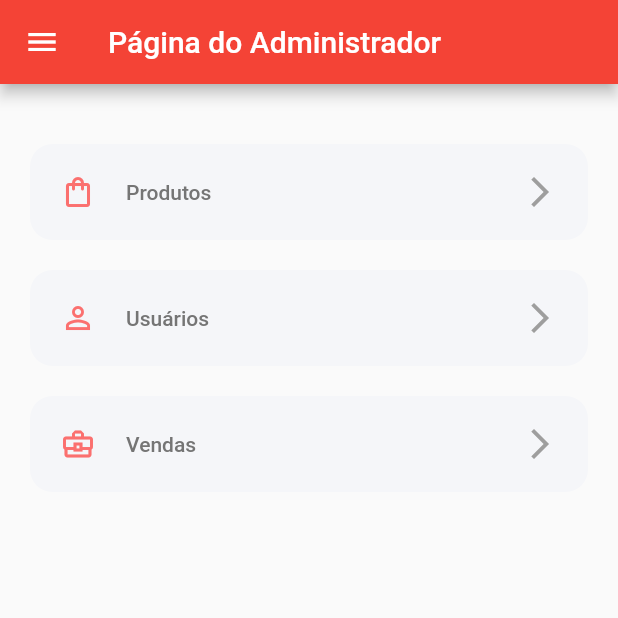
After one commit to WillianyV/Mobile-2020.4-Loja, a Flutter app: the ECommecerHome screen opened by its route, on a phone screen of 412 x 824 dp, the top half of it. The commit adds this screen. Run offline on Flutter 3.47's test engine with Material 2 defaults, Android fonts, the phone set to English and light mode, and no system bars; our stand-ins replace mask_text_input_formatter.

Commit message:
Tela do adm

```diff
--- /dev/null
+++ b/loja/lib/app/ecommerce/ecommerce_home_Screem.dart
@@ -0,0 +1,154 @@
+import 'package:flutter/material.dart';
+import 'package:loja/routes/AppRoutes.dart';
+import 'package:loja/shared/Constants.dart';
+
+class ECommecerHome extends StatefulWidget {
+  @override
+  _ECommecerHome createState() => _ECommecerHome();
+}
+
+class _ECommecerHome extends State<ECommecerHome> {
+  //User user; vai ser loja
+
+  Widget _body() {
+    return Padding(
+      padding: EdgeInsets.symmetric(horizontal: 20, vertical: 40),
+      child: SingleChildScrollView(
+        child: Column(
+          children: [
+            productsFlatButton(),
+            Container(height: 20),
+            userFlatButton(),
+            Container(height: 20),
+            salesFlatButton(),
+          ],
+        ),
+      ),
+    );
+  }
+
+  FlatButton salesFlatButton() {
+    return FlatButton(
+      padding: EdgeInsets.all(20),
+      shape: RoundedRectangleBorder(borderRadius: BorderRadius.circular(15)),
+      color: btnColor,
+      onPressed: () {},
+      child: Row(
+        children: [
+          Icon(
+            Icons.business_center_outlined,
+            color: primaryLightColor,
+          ),
+          SizedBox(width: 20),
+          Expanded(
+            child: Text(
+              'Vendas',
+              style: TextStyle(color: textColor),
+            ),
+          ),
+          Icon(
+            Icons.arrow_forward_ios,
+            color: greyColor,
+          ),
+        ],
+      ),
+    );
+  }
+
+  FlatButton userFlatButton() {
+    return FlatButton(
+      padding: EdgeInsets.all(20),
+      shape: RoundedRectangleBorder(borderRadius: BorderRadius.circular(15)),
+      color: btnColor,
+      onPressed: () {},
+      child: Row(
+        children: [
+          Icon(
+            Icons.person_outline,
+            color: primaryLightColor,
+          ),
+          SizedBox(width: 20),
+          Expanded(
+            child: Text(
+              'Usuários',
+              style: TextStyle(color: textColor),
+            ),
+          ),
+          Icon(
+            Icons.arrow_forward_ios,
+            color: greyColor,
+          ),
+        ],
+      ),
+    );
+  }
+
+  FlatButton productsFlatButton() {
+    return FlatButton(
+      padding: EdgeInsets.all(20),
+      shape: RoundedRectangleBorder(borderRadius: BorderRadius.circular(15)),
+      color: btnColor,
+      onPressed: () {},
+      child: Row(
+        children: [
+          Icon(
+            Icons.shopping_bag_outlined,
+            color: primaryLightColor,
+          ),
+          SizedBox(width: 20),
+          Expanded(
+            child: Text(
+              'Produtos',
+              style: TextStyle(color: textColor),
+            ),
+          ),
+          Icon(
+            Icons.arrow_forward_ios,
+            color: greyColor,
+          ),
+        ],
+      ),
+    );
+  }
+
+  @override
+  Widget build(BuildContext context) {
+    return Scaffold(
+      drawer: Drawer(
+        child: Column(
+          children: [
+            UserAccountsDrawerHeader(
+              currentAccountPicture:
+                  (Icon(Icons.account_circle, size: 30, color: whiteColor)),
+              accountName: Text('Williany'), //loja.name
+              accountEmail: Text('williany.veras@gmail.com'), //loja.email
+            ),
+            ListTile(
+              leading: Icon(Icons.home_outlined),
+              title: Text('Início'),
+              subtitle: Text('Tela de início'),
+              onTap: () =>
+                  Navigator.pushNamed(context, AppRoutes.ECOMMECER_HOME),
+            ),
+            ListTile(
+              leading: Icon(Icons.business_outlined),
+              title: Text('Loja'),
+              subtitle: Text('Minha conta'),
+              onTap: () {},
+            ),
+            ListTile(
+              leading: Icon(Icons.logout),
+              title: Text('Logout'),
+              subtitle: Text('Sair'),
+              onTap: () => Navigator.pushNamed(context, AppRoutes.LOGIN),
+            ),
+          ],
+        ),
+      ),
+      appBar: AppBar(
+        title: Text('Página do Administrador'),
+      ),
+      body: _body(),
+    );
+  }
+}
--- a/loja/lib/app/login/LoginScreem.dart
+++ b/loja/lib/app/login/LoginScreem.dart
@@ -34,7 +34,9 @@ class _LoginState extends State<Login> {
                         text: 'Entrar',
                         press: () {
                           if (_formLogin.currentState.validate()) {
-                            //ir para o menu do cliente
+                            //ir para o menu do cliente ou adm
+                            Navigator.pushNamed(
+                                context, AppRoutes.ECOMMECER_HOME);
                           }
                         },
                       ),
@@ -84,9 +86,10 @@ class _LoginState extends State<Login> {
             alignment: Alignment.center,
             child: Padding(
               padding: const EdgeInsets.only(left: 10),
-              child: Image.asset(
-                'assets/images/3.png',
-                height: 50,
+              child: Icon(
+                Icons.shopping_bag_outlined,
+                size: 90,
+                color: whiteColor,
               ),
             ),
           ),
@@ -120,7 +123,7 @@ class _LoginState extends State<Login> {
             padding: const EdgeInsets.only(right: 20),
             child: Icon(
               _showPassword == false ? Icons.visibility_off : Icons.visibility,
-              color: Colors.grey,
+              color: greyColor,
             ),
           ),
           onTap: () {
--- a/loja/lib/app/product/product_model.dart
+++ b/loja/lib/app/product/product_model.dart
@@ -7,7 +7,6 @@ class Product {
   final String size;
   final double price, discount;
   final String category;
-  final bool isFavourite;
 
   const Product({
     this.id,
@@ -15,8 +14,7 @@ class Product {
     @required this.description,
     @required this.size,
     @required this.price,
-    @required this.discount,
+    this.discount,
     @required this.category,
-    this.isFavourite,
   });
 }
--- a/loja/lib/app/sale_product/sale_product_model.dart
+++ b/loja/lib/app/sale_product/sale_product_model.dart
@@ -1,4 +1,3 @@
-import 'package:flutter/material.dart';
 import 'package:loja/app/product/product_model.dart';
 import 'package:loja/app/sale/sale_model.dart';
 
--- a/loja/lib/app/user/user_ register_screen.dart
+++ b/loja/lib/app/user/user_ register_screen.dart
@@ -1,5 +1,6 @@
 import 'package:flutter/material.dart';
 import 'package:loja/components/default_button.dart';
+import 'package:loja/shared/Constants.dart';
 import 'package:mask_text_input_formatter/mask_text_input_formatter.dart';
 
 class UserRegister extends StatefulWidget {
@@ -69,7 +70,7 @@ class _UserRegisterState extends State<UserRegister> {
             padding: const EdgeInsets.only(right: 20),
             child: Icon(
               _showPassword == false ? Icons.visibility_off : Icons.visibility,
-              color: Colors.grey,
+              color: greyColor,
             ),
           ),
           onTap: () {
@@ -145,7 +146,7 @@ class _UserRegisterState extends State<UserRegister> {
         floatingLabelBehavior: FloatingLabelBehavior.always,
         prefixIcon: Padding(
           padding: const EdgeInsets.only(left: 5),
-          child: Icon(Icons.person_pin_outlined),
+          child: Icon(Icons.account_box_outlined),
         ),
       ),
       validator: (value) {
--- a/loja/lib/main.dart
+++ b/loja/lib/main.dart
@@ -1,4 +1,5 @@
 import 'package:flutter/material.dart';
+import 'package:loja/app/ecommerce/ecommerce_home_Screem.dart';
 import 'package:loja/app/forgot_password/forgot_password_screen.dart';
 import 'package:loja/app/login/LoginScreem.dart';
 import 'package:loja/app/user/user_%20register_screen.dart';
@@ -26,6 +27,7 @@ class MyApp extends StatelessWidget {
         AppRoutes.LOGIN: (_) => Login(),
         AppRoutes.FORGOT_PASSWORD: (_) => ForgotPasswordScreen(),
         AppRoutes.USER_REGISTER: (_) => UserRegister(),
+        AppRoutes.ECOMMECER_HOME: (_) => ECommecerHome(),
       },
     );
   }
--- a/loja/lib/routes/AppRoutes.dart
+++ b/loja/lib/routes/AppRoutes.dart
@@ -4,4 +4,5 @@ class AppRoutes {
   static const LOGIN = '/login';
   static const FORGOT_PASSWORD = '/forgot-password';
   static const USER_REGISTER = '/user-register';
+  static const ECOMMECER_HOME = '/e-commecer-home';
 }
--- a/loja/lib/shared/Constants.dart
+++ b/loja/lib/shared/Constants.dart
@@ -16,8 +16,10 @@ const secondaryGradientColor = LinearGradient(
   colors: [Color(0xFFff9c9c), Color(0xFFfb5e5e)],
 );
 const secondaryColor = Color(0xFF979797);
+const btnColor = Color(0xFFF5F6F9);
 const textColor = Color(0xFF757575);
 
 const whiteColor = Colors.white;
+const greyColor = Colors.grey;
 
 const animationDuration = Duration(microseconds: 300);
```
Also changed, not shown: loja/lib/app/user/user_home_screen.dart (added).
